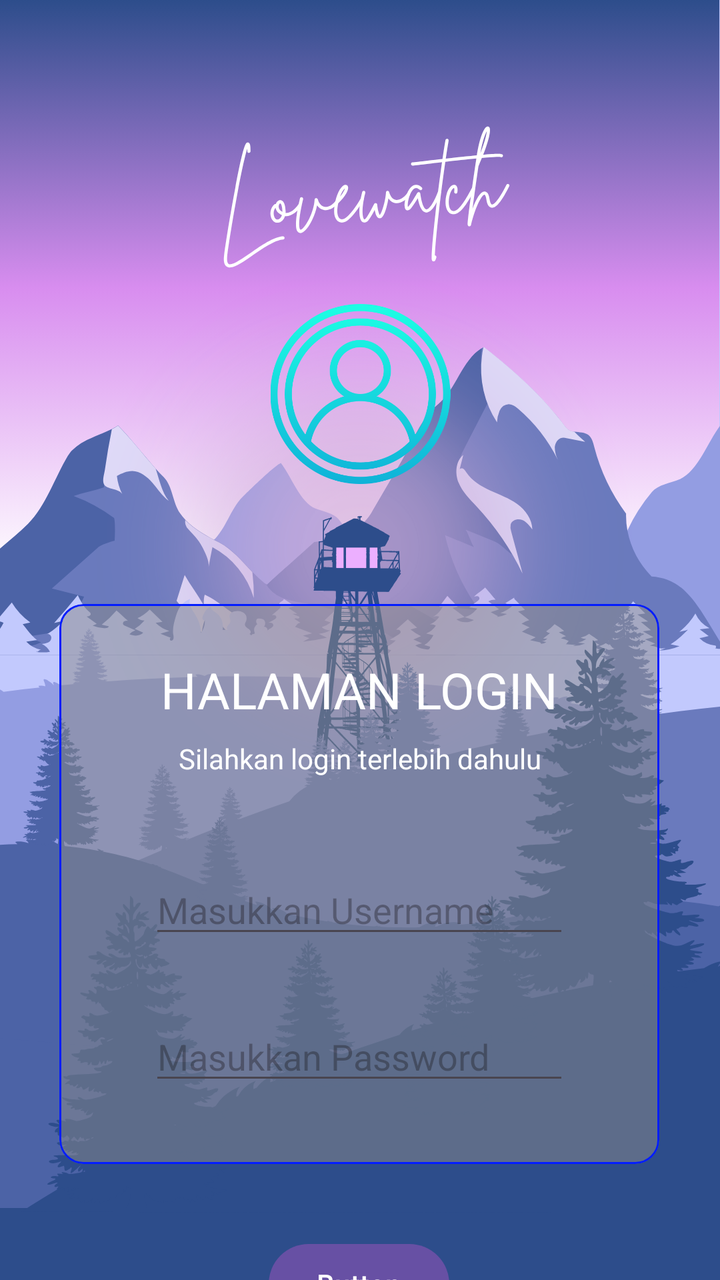
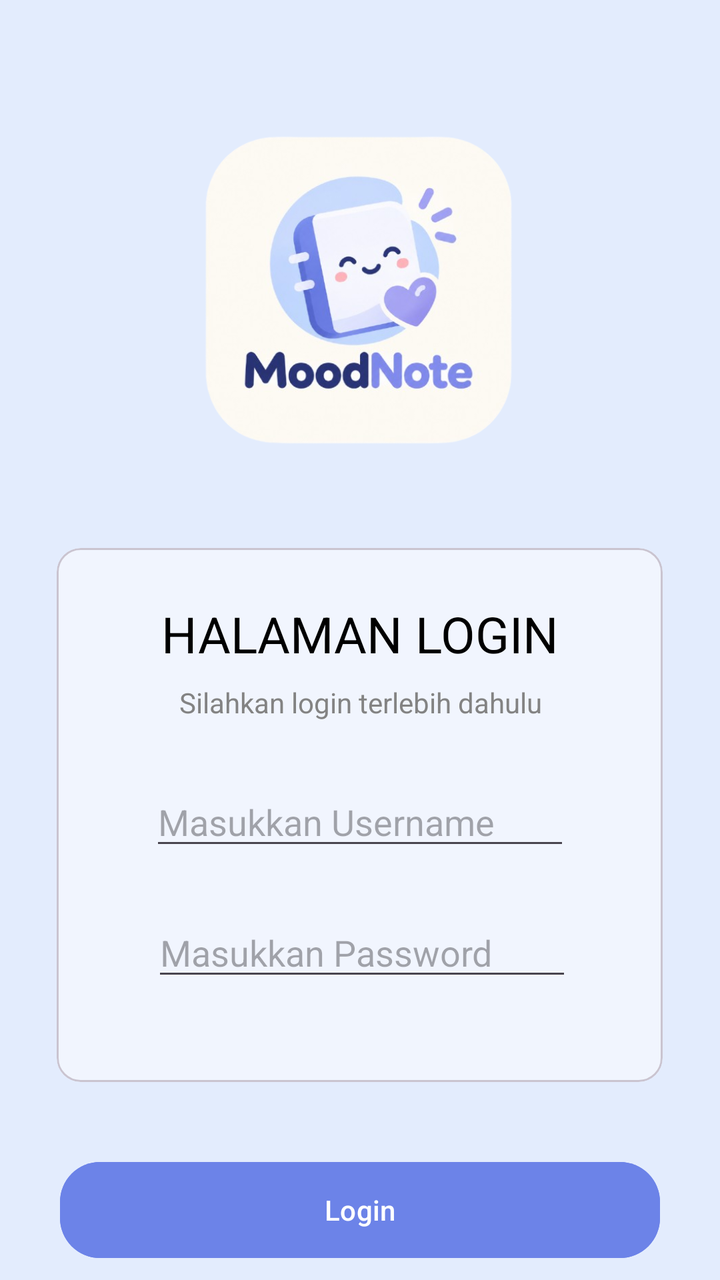

Two renders of the same Android screen: before a commit and after it. Below are the layout's source before the change and the commit's diff.
<!-- AndroidManifest.xml: application theme Theme.Projek_Marcel -->
<!-- res/layout/activity_halaman_login.xml -->
<?xml version="1.0" encoding="utf-8"?>
<androidx.constraintlayout.widget.ConstraintLayout
    xmlns:android="http://schemas.android.com/apk/res/android"
    xmlns:tools="http://schemas.android.com/tools"
    xmlns:app="http://schemas.android.com/apk/res-auto"
    android:id="@+id/main"
    android:background="@drawable/wallpaper"
    android:layout_width="match_parent"
    android:layout_height="match_parent"
    tools:context=".HalamanLogin">

  <ImageView
      android:id="@+id/imageView2"
      android:layout_width="117dp"
      android:layout_height="90dp"
      android:layout_marginTop="152dp"
      app:layout_constraintEnd_toEndOf="parent"
      app:layout_constraintStart_toStartOf="parent"
      app:layout_constraintTop_toTopOf="parent"
      app:srcCompat="@drawable/login" />

  <Button
      android:id="@+id/button"
      android:layout_width="wrap_content"
      android:layout_height="wrap_content"
      android:layout_marginTop="36dp"
      android:text="Button"
      app:layout_constraintEnd_toEndOf="parent"
      app:layout_constraintHorizontal_bias="0.498"
      app:layout_constraintStart_toStartOf="parent"
      app:layout_constraintTop_toBottomOf="@+id/materialCardView" />


  <com.google.android.material.card.MaterialCardView
      android:id="@+id/materialCardView"
      android:layout_width="300dp"
      android:layout_height="280dp"
      android:layout_marginTop="60dp"
      android:backgroundTint="#838A8A8A"
      app:layout_constraintEnd_toEndOf="parent"
      app:layout_constraintHorizontal_bias="0.495"
      app:layout_constraintStart_toStartOf="parent"
      app:layout_constraintTop_toBottomOf="@+id/imageView2"
      app:strokeColor="@color/blue">

    <androidx.constraintlayout.widget.ConstraintLayout
        android:layout_width="match_parent"
        android:layout_height="match_parent"
        android:layout_margin="10dp">

      <TextView
          android:id="@+id/textView3"
          android:layout_width="wrap_content"
          android:layout_height="wrap_content"
          android:layout_marginTop="16dp"
          android:text="HALAMAN LOGIN"
          android:textSize="25dp"
          android:textColor="@color/white"
          app:layout_constraintEnd_toEndOf="parent"
          app:layout_constraintStart_toStartOf="parent"
          app:layout_constraintTop_toTopOf="parent" />

      <EditText
          android:id="@+id/edtUsername"
          android:layout_width="wrap_content"
          android:layout_height="wrap_content"
          android:layout_marginTop="44dp"
          android:ems="10"
          android:textColor="@color/white"
          android:hint="Masukkan Username"

          android:inputType="text"
          app:layout_constraintEnd_toEndOf="parent"
          app:layout_constraintStart_toStartOf="parent"
          app:layout_constraintTop_toBottomOf="@+id/textView4" />

      <EditText
          android:id="@+id/edtPassword"
          android:layout_width="wrap_content"
          android:layout_height="wrap_content"
          android:layout_marginTop="32dp"
          android:ems="10"
          android:hint="Masukkan Password"
          android:textColor="@color/white"
          android:inputType="textPassword"
          app:layout_constraintEnd_toEndOf="parent"
          app:layout_constraintStart_toStartOf="parent"
          app:layout_constraintTop_toBottomOf="@+id/edtUsername" />

      <TextView
          android:id="@+id/textView4"
          android:layout_width="wrap_content"
          android:layout_height="wrap_content"
          android:layout_marginTop="8dp"

          android:text="@string/deskripsi"
          android:textColor="@color/white"
          app:layout_constraintEnd_toEndOf="parent"
          app:layout_constraintHorizontal_bias="0.505"
          app:layout_constraintStart_toStartOf="parent"
          app:layout_constraintTop_toBottomOf="@+id/textView3" />

    </androidx.constraintlayout.widget.ConstraintLayout>

  </com.google.android.material.card.MaterialCardView>


</androidx.constraintlayout.widget.ConstraintLayout>
<!-- resources referenced by this layout -->
<resources>
  <color name="blue">#031DFF</color>
  <color name="white">#FFFFFFFF</color>
  <!-- drawable login: png bitmap (drawable, 47034 bytes) -->
  <!-- drawable wallpaper: png bitmap (drawable, 331353 bytes) -->
  <string name="deskripsi">Silahkan login terlebih dahulu</string>
  <style name="Theme.Projek_Marcel" parent="Base.Theme.Projek_Marcel" />
  <style name="Base.Theme.Projek_Marcel" parent="Theme.Material3.DayNight.NoActionBar">
          
          
      </style>
</resources>

<!-- the commit's change to res/layout/activity_halaman_login.xml (unified diff, before → after) -->
@@ -4,27 +4,19 @@
     xmlns:tools="http://schemas.android.com/tools"
     xmlns:app="http://schemas.android.com/apk/res-auto"
     android:id="@+id/main"
-    android:background="@drawable/wallpaper"
+    android:background="@color/background_color"
     android:layout_width="match_parent"
     android:layout_height="match_parent"
     tools:context=".HalamanLogin">
 
-  <ImageView
-      android:id="@+id/imageView2"
-      android:layout_width="117dp"
-      android:layout_height="90dp"
-      android:layout_marginTop="152dp"
-      app:layout_constraintEnd_toEndOf="parent"
-      app:layout_constraintStart_toStartOf="parent"
-      app:layout_constraintTop_toTopOf="parent"
-      app:srcCompat="@drawable/login" />
-
-  <Button
-      android:id="@+id/button"
-      android:layout_width="wrap_content"
-      android:layout_height="wrap_content"
+  <com.google.android.material.button.MaterialButton
+      android:id="@+id/btnLogin"
+      android:layout_width="300dp"
+      android:layout_height="56dp"
       android:layout_marginTop="36dp"
-      android:text="Button"
+      android:backgroundTint="@color/primary_color"
+      android:text="Login"
+      app:cornerRadius="20dp"
       app:layout_constraintEnd_toEndOf="parent"
       app:layout_constraintHorizontal_bias="0.498"
       app:layout_constraintStart_toStartOf="parent"
@@ -33,15 +25,14 @@
 
   <com.google.android.material.card.MaterialCardView
       android:id="@+id/materialCardView"
-      android:layout_width="300dp"
-      android:layout_height="280dp"
-      android:layout_marginTop="60dp"
-      android:backgroundTint="#838A8A8A"
+      android:layout_width="303dp"
+      android:layout_height="267dp"
+      android:layout_marginTop="44dp"
+      android:backgroundTint="#83FFFFFF"
       app:layout_constraintEnd_toEndOf="parent"
       app:layout_constraintHorizontal_bias="0.495"
       app:layout_constraintStart_toStartOf="parent"
-      app:layout_constraintTop_toBottomOf="@+id/imageView2"
-      app:strokeColor="@color/blue">
+      app:layout_constraintTop_toBottomOf="@+id/imageView2">
 
     <androidx.constraintlayout.widget.ConstraintLayout
         android:layout_width="match_parent"
@@ -54,8 +45,8 @@
           android:layout_height="wrap_content"
           android:layout_marginTop="16dp"
           android:text="HALAMAN LOGIN"
+          android:textColor="@color/black"
           android:textSize="25dp"
-          android:textColor="@color/white"
           app:layout_constraintEnd_toEndOf="parent"
           app:layout_constraintStart_toStartOf="parent"
           app:layout_constraintTop_toTopOf="parent" />
@@ -64,12 +55,12 @@
           android:id="@+id/edtUsername"
           android:layout_width="wrap_content"
           android:layout_height="wrap_content"
-          android:layout_marginTop="44dp"
+          android:layout_marginTop="28dp"
           android:ems="10"
-          android:textColor="@color/white"
           android:hint="Masukkan Username"
+          android:inputType="text"
 
-          android:inputType="text"
+          android:textColor="@color/black"
           app:layout_constraintEnd_toEndOf="parent"
           app:layout_constraintStart_toStartOf="parent"
           app:layout_constraintTop_toBottomOf="@+id/textView4" />
@@ -78,12 +69,13 @@
           android:id="@+id/edtPassword"
           android:layout_width="wrap_content"
           android:layout_height="wrap_content"
-          android:layout_marginTop="32dp"
+          android:layout_marginTop="24dp"
           android:ems="10"
           android:hint="Masukkan Password"
-          android:textColor="@color/white"
           android:inputType="textPassword"
+          android:textColor="@color/black"
           app:layout_constraintEnd_toEndOf="parent"
+          app:layout_constraintHorizontal_bias="0.514"
           app:layout_constraintStart_toStartOf="parent"
           app:layout_constraintTop_toBottomOf="@+id/edtUsername" />
 
@@ -94,7 +86,7 @@
           android:layout_marginTop="8dp"
 
           android:text="@string/deskripsi"
-          android:textColor="@color/white"
+          android:textColor="@color/deskripsi_text_color"
           app:layout_constraintEnd_toEndOf="parent"
           app:layout_constraintHorizontal_bias="0.505"
           app:layout_constraintStart_toStartOf="parent"
@@ -104,5 +96,16 @@
 
   </com.google.android.material.card.MaterialCardView>
 
+  <ImageView
+      android:id="@+id/imageView2"
+      android:layout_width="170dp"
+      android:layout_height="170dp"
+      android:layout_marginTop="60dp"
+      app:layout_constraintEnd_toEndOf="parent"
+      app:layout_constraintHorizontal_bias="0.497"
+      app:layout_constraintStart_toStartOf="parent"
+      app:layout_constraintTop_toTopOf="parent"
+      app:srcCompat="@drawable/logo" />
+
 
 </androidx.constraintlayout.widget.ConstraintLayout>
<!-- resource entries referenced after the edit -->
@@ -1,9 +1,10 @@
 <!-- resources referenced by this layout -->
 <resources>
-  <color name="blue">#031DFF</color>
-  <color name="white">#FFFFFFFF</color>
-  <!-- drawable login: png bitmap (drawable, 47034 bytes) -->
-  <!-- drawable wallpaper: png bitmap (drawable, 331353 bytes) -->
+  <color name="background_color">#E3ECFD</color>
+  <color name="black">#FF000000</color>
+  <color name="deskripsi_text_color">#838383</color>
+  <color name="primary_color">#6C83E8</color>
+  <!-- drawable logo: png bitmap (drawable, 177297 bytes) -->
   <string name="deskripsi">Silahkan login terlebih dahulu</string>
   <style name="Theme.Projek_Marcel" parent="Base.Theme.Projek_Marcel" />
   <style name="Base.Theme.Projek_Marcel" parent="Theme.Material3.DayNight.NoActionBar">
